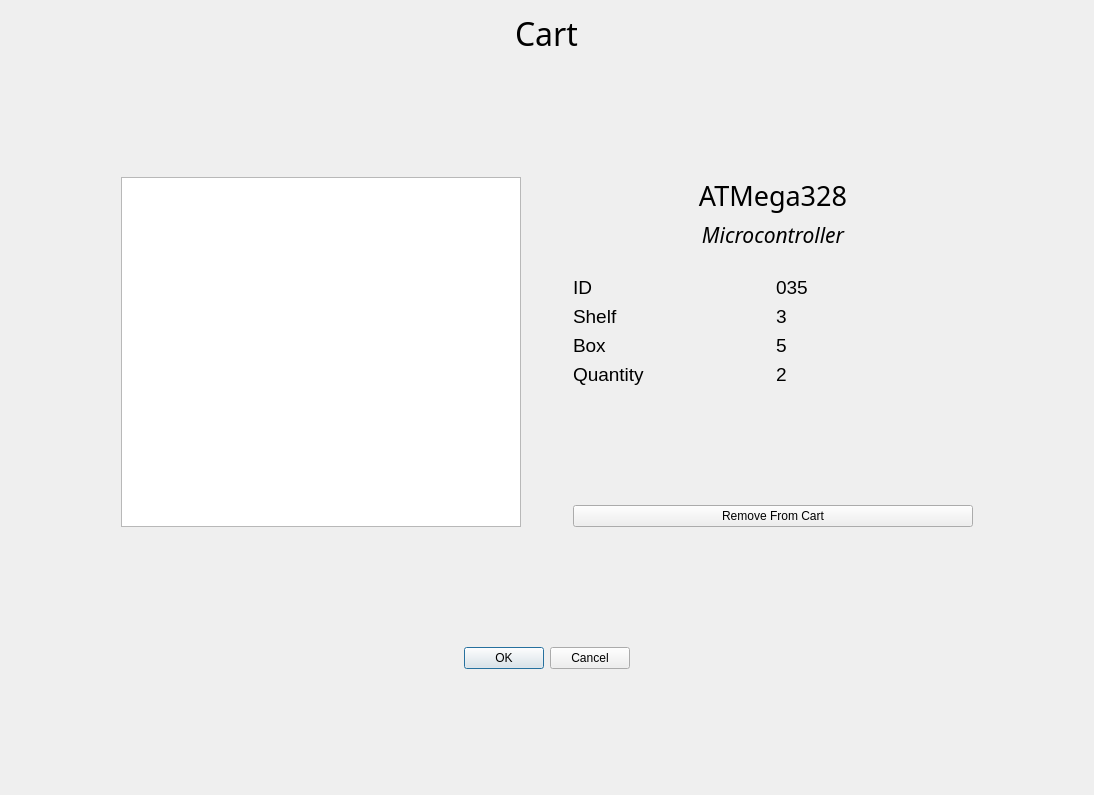
arc-bphc/sims-gui, file cart.ui: the form before one commit.
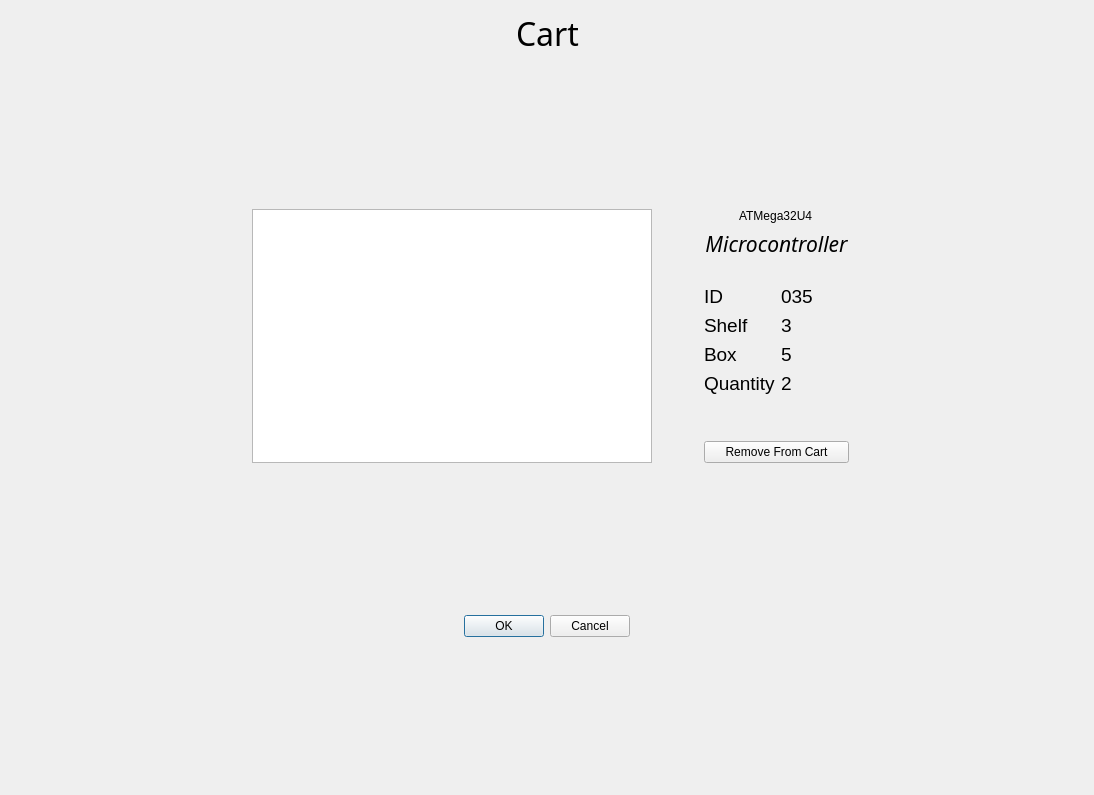
The form after the commit. Icons and pictures are not drawn.

Commit message: Got viewCart working

The edit to the form file:
```diff
--- a/cart.ui
+++ b/cart.ui
@@ -34,7 +34,7 @@
    </item>
    <item row="0" column="1">
     <layout class="QGridLayout" name="gridLayout_2">
-     <item row="1" column="0" colspan="3">
+     <item row="1" column="0" colspan="4">
       <spacer name="verticalSpacer">
        <property name="orientation">
         <enum>Qt::Vertical</enum>
@@ -47,7 +47,7 @@
        </property>
       </spacer>
      </item>
-     <item row="3" column="0" colspan="3">
+     <item row="3" column="0" colspan="4">
       <spacer name="verticalSpacer_2">
        <property name="orientation">
         <enum>Qt::Vertical</enum>
@@ -60,70 +60,18 @@
        </property>
       </spacer>
      </item>
-     <item row="0" column="0" colspan="3" alignment="Qt::AlignHCenter">
-      <widget class="QLabel" name="label_2">
-       <property name="font">
-        <font>
-         <family>Noto Sans</family>
-         <pointsize>24</pointsize>
-         <weight>50</weight>
-         <italic>false</italic>
-         <bold>false</bold>
-        </font>
-       </property>
-       <property name="styleSheet">
-        <string notr="true">font: 24pt &quot;Noto Sans&quot;;</string>
-       </property>
-       <property name="text">
-        <string>Cart</string>
-       </property>
-      </widget>
-     </item>
-     <item row="4" column="0" colspan="3" alignment="Qt::AlignHCenter">
-      <widget class="QDialogButtonBox" name="buttonBox">
-       <property name="standardButtons">
-        <set>QDialogButtonBox::Cancel|QDialogButtonBox::Ok</set>
-       </property>
-      </widget>
-     </item>
-     <item row="2" column="0">
-      <widget class="QTreeView" name="treeView">
-       <property name="minimumSize">
-        <size>
-         <width>400</width>
-         <height>350</height>
-        </size>
-       </property>
-      </widget>
-     </item>
-     <item row="2" column="1">
-      <spacer name="horizontalSpacer_3">
-       <property name="orientation">
-        <enum>Qt::Horizontal</enum>
-       </property>
-       <property name="sizeHint" stdset="0">
-        <size>
-         <width>40</width>
-         <height>20</height>
-        </size>
-       </property>
-      </spacer>
-     </item>
-     <item row="5" column="0" colspan="3">
-      <spacer name="verticalSpacer_3">
-       <property name="orientation">
-        <enum>Qt::Vertical</enum>
-       </property>
-       <property name="sizeHint" stdset="0">
-        <size>
-         <width>20</width>
-         <height>40</height>
-        </size>
-       </property>
-      </spacer>
-     </item>
-     <item row="2" column="2">
+     <item row="2" column="3">
       <layout class="QGridLayout" name="gridLayout">
+       <item row="0" column="0" colspan="2" alignment="Qt::AlignHCenter">
+        <widget class="QLabel" name="partName">
+         <property name="styleSheet">
+          <string notr="true">font: 20pt &quot;Noto Sans&quot;;</string>
+         </property>
+         <property name="text">
+          <string>ATMega32U4</string>
+         </property>
+        </widget>
+       </item>
        <item row="6" column="0">
         <widget class="QLabel" name="label_12">
          <property name="font">
@@ -235,32 +183,7 @@
          </property>
         </widget>
        </item>
-       <item row="0" column="0" colspan="2">
-        <widget class="QLabel" name="partName">
-         <property name="minimumSize">
-          <size>
-           <width>400</width>
-           <height>0</height>
-          </size>
-         </property>
-         <property name="font">
-          <font>
-           <family>Noto Sans</family>
-           <pointsize>20</pointsize>
-           <weight>50</weight>
-           <italic>false</italic>
-           <bold>false</bold>
-          </font>
-         </property>
-         <property name="styleSheet">
-          <string notr="true">font: 20pt &quot;Noto Sans&quot;;</string>
-         </property>
-         <property name="text">
-          <string>&lt;html&gt;&lt;head/&gt;&lt;body&gt;&lt;p align=&quot;center&quot;&gt;ATMega328&lt;/p&gt;&lt;/body&gt;&lt;/html&gt;</string>
-         </property>
-        </widget>
-       </item>
-       <item row="1" column="0" colspan="2">
+       <item row="1" column="0" colspan="2" alignment="Qt::AlignHCenter">
         <widget class="QLabel" name="partCategory">
          <property name="font">
           <font>
@@ -313,6 +236,71 @@
        </item>
       </layout>
      </item>
+     <item row="0" column="0" colspan="4" alignment="Qt::AlignHCenter">
+      <widget class="QLabel" name="label_2">
+       <property name="font">
+        <font>
+         <family>Noto Sans</family>
+         <pointsize>24</pointsize>
+         <weight>50</weight>
+         <italic>false</italic>
+         <bold>false</bold>
+        </font>
+       </property>
+       <property name="styleSheet">
+        <string notr="true">font: 24pt &quot;Noto Sans&quot;;</string>
+       </property>
+       <property name="text">
+        <string>Cart</string>
+       </property>
+      </widget>
+     </item>
+     <item row="4" column="0" colspan="4" alignment="Qt::AlignHCenter">
+      <widget class="QDialogButtonBox" name="buttonBox">
+       <property name="standardButtons">
+        <set>QDialogButtonBox::Cancel|QDialogButtonBox::Ok</set>
+       </property>
+      </widget>
+     </item>
+     <item row="2" column="2">
+      <spacer name="horizontalSpacer_3">
+       <property name="orientation">
+        <enum>Qt::Horizontal</enum>
+       </property>
+       <property name="sizeHint" stdset="0">
+        <size>
+         <width>40</width>
+         <height>20</height>
+        </size>
+       </property>
+      </spacer>
+     </item>
+     <item row="5" column="0" colspan="4">
+      <spacer name="verticalSpacer_3">
+       <property name="orientation">
+        <enum>Qt::Vertical</enum>
+       </property>
+       <property name="sizeHint" stdset="0">
+        <size>
+         <width>20</width>
+         <height>40</height>
+        </size>
+       </property>
+      </spacer>
+     </item>
+     <item row="2" column="1">
+      <widget class="QListView" name="listView">
+       <property name="minimumSize">
+        <size>
+         <width>400</width>
+         <height>0</height>
+        </size>
+       </property>
+       <property name="editTriggers">
+        <set>QAbstractItemView::NoEditTriggers</set>
+       </property>
+      </widget>
+     </item>
     </layout>
    </item>
    <item row="0" column="2">
```
The commit also changes 12 other files.
